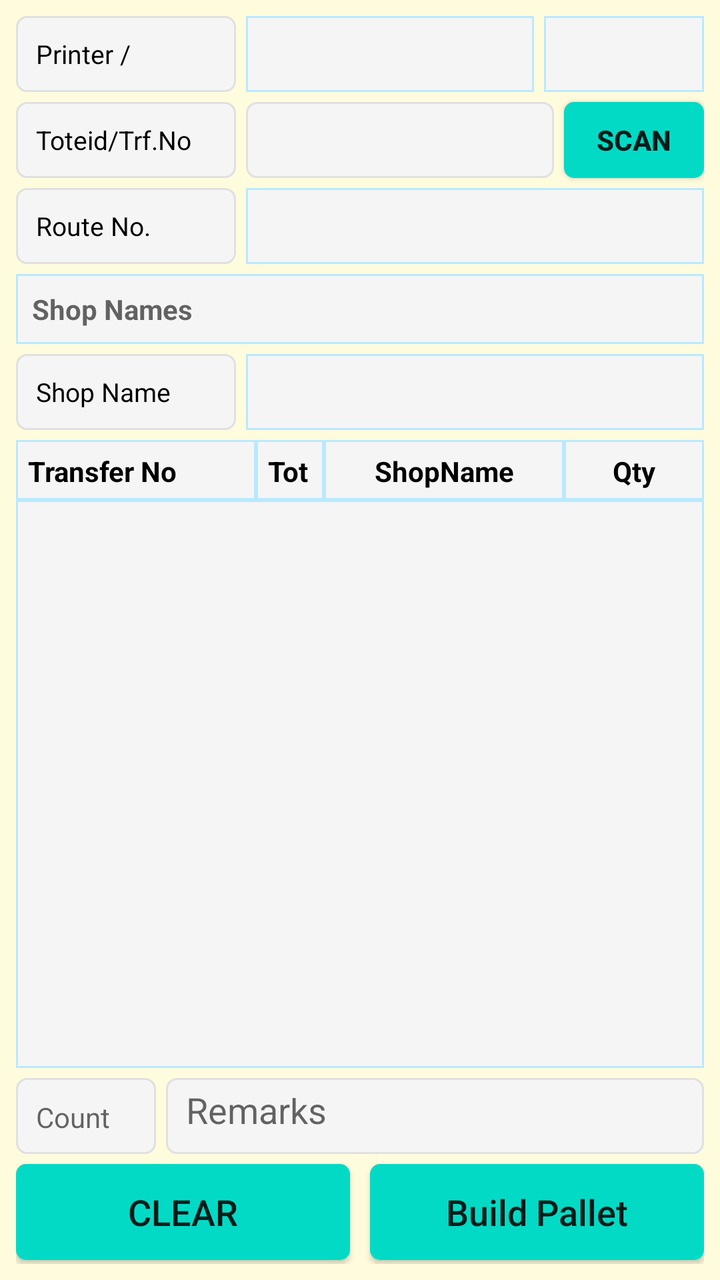
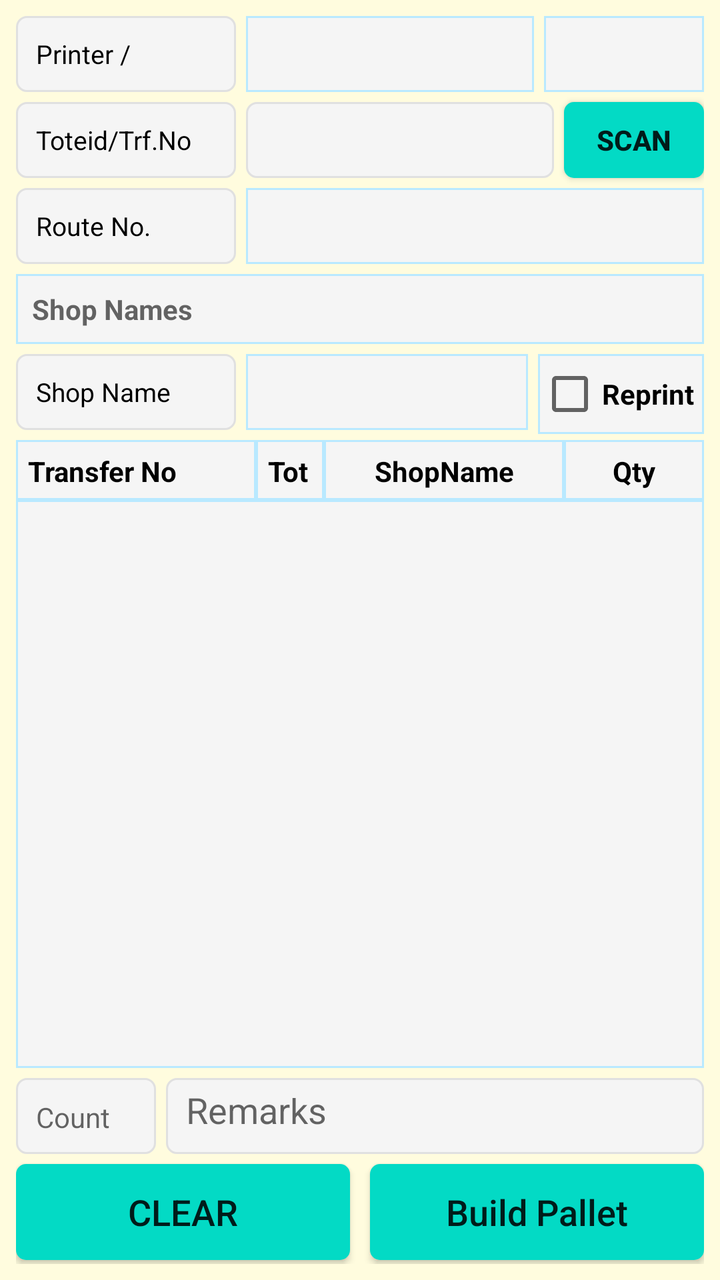

Screens rendered from an Android XML layout before and after an edit, with the pre-edit source and the edit as a unified diff.
<!-- AndroidManifest.xml: application theme AppTheme -->
<!-- res/layout/fragment_building_delivery_pallet.xml -->
<?xml version="1.0" encoding="utf-8"?>
<FrameLayout xmlns:android="http://schemas.android.com/apk/res/android"
    xmlns:app="http://schemas.android.com/apk/res-auto"
    xmlns:tools="http://schemas.android.com/tools"
    android:layout_width="match_parent"
    android:layout_height="match_parent"
    android:background="@color/backColor"
    tools:context=".ui.buildingdelpallet.BuildingDeliveryPalletFragment">

    <androidx.constraintlayout.widget.ConstraintLayout
        android:layout_width="match_parent"
        android:layout_height="match_parent"
        android:padding="8dp">

        
        <TextView
            android:id="@+id/tv_plt_route_printer"
            android:layout_width="110dp"
            android:layout_height="38dp"
            android:background="@drawable/et_custom"
            android:gravity="left"
            android:hint=""
            android:padding="10dp"
            android:text="Printer / Copies"
            android:textColor="@color/coloBlack"
            android:textSize="13sp"
            app:layout_constraintStart_toStartOf="parent"
            app:layout_constraintTop_toTopOf="parent" />

        <Spinner
            android:id="@+id/sp_transfer_printer"
            android:layout_width="0dp"
            android:layout_height="38dp"
            android:layout_marginLeft="5dp"
            android:layout_marginRight="5dp"
            android:background="@drawable/et_custom_total"
            android:gravity="center"
            android:hint=""
            android:padding="8dp"
            android:textSize="13sp"
            app:layout_constraintEnd_toStartOf="@+id/sp_transfer_print_copies"
            app:layout_constraintStart_toEndOf="@+id/tv_plt_route_printer"
            app:layout_constraintTop_toTopOf="@+id/tv_plt_route_printer"
            tools:ignore="SpeakableTextPresentCheck,TouchTargetSizeCheck" />

        <Spinner
            android:id="@+id/sp_transfer_print_copies"
            android:layout_width="80dp"
            android:layout_height="38dp"
            android:layout_marginRight="0dp"
            android:background="@drawable/et_custom_total"
            android:gravity="center"
            android:hint=""
            android:padding="8dp"
            android:textSize="13sp"
            app:layout_constraintEnd_toEndOf="parent"
            app:layout_constraintTop_toTopOf="@+id/sp_transfer_printer"
            tools:ignore="SpeakableTextPresentCheck,TouchTargetSizeCheck" />

        
        <TextView
            android:id="@+id/tv_plt_toteid"
            android:layout_width="110dp"
            android:layout_height="38dp"
            android:layout_marginTop="5dp"
            android:background="@drawable/et_custom"
            android:gravity="left"
            android:hint=""
            android:padding="10dp"
            android:text="Toteid/Trf.No"
            android:textColor="@color/coloBlack"
            android:textSize="13sp"
            app:layout_constraintStart_toStartOf="parent"
            app:layout_constraintTop_toBottomOf="@id/tv_plt_route_printer" />

        <EditText
            android:id="@+id/et_plt_shop_transferno"
            android:layout_width="0dp"
            android:layout_height="38dp"
            android:layout_marginLeft="5dp"
            android:layout_marginRight="5dp"
            android:background="@drawable/et_custom"
            android:padding="10dp"
            android:text=""
            android:textColor="@color/coloBlack"
            android:textSize="13sp"
            app:layout_constraintEnd_toStartOf="@+id/bt_transfer_scan"
            app:layout_constraintStart_toEndOf="@+id/tv_plt_toteid"
            app:layout_constraintTop_toTopOf="@+id/tv_plt_toteid" />

        <Button
            android:id="@+id/bt_transfer_scan"
            android:layout_width="70dp"
            android:layout_height="38dp"
            android:background="@drawable/btn_custom1"
            android:text="SCAN"
            android:textAllCaps="false"
            android:textSize="14sp"
            android:textStyle="bold"
            app:layout_constraintEnd_toEndOf="parent"
            app:layout_constraintTop_toTopOf="@+id/tv_plt_toteid"
            tools:ignore="TouchTargetSizeCheck" />

        
        <TextView
            android:id="@+id/tv_plt_route_no"
            android:layout_width="110dp"
            android:layout_height="38dp"
            android:layout_marginTop="5dp"
            android:background="@drawable/et_custom"
            android:gravity="left"
            android:hint=""
            android:padding="10dp"
            android:text="Route No."
            android:textColor="@color/coloBlack"
            android:textSize="13sp"
            app:layout_constraintStart_toStartOf="parent"
            app:layout_constraintTop_toBottomOf="@+id/tv_plt_toteid" />

        <TextView
            android:id="@+id/tv_plt_route_id"
            android:layout_width="0dp"
            android:layout_height="38dp"
            android:layout_marginLeft="5dp"
            android:background="@drawable/et_custom_total"
            android:gravity="left"
            android:hint=""
            android:padding="8dp"
            android:textColor="@color/coloBlack"
            android:textSize="13sp"
            app:layout_constraintEnd_toEndOf="parent"
            app:layout_constraintStart_toEndOf="@+id/tv_plt_route_no"
            app:layout_constraintTop_toTopOf="@+id/tv_plt_route_no"
            tools:ignore="SpeakableTextPresentCheck,TouchTargetSizeCheck" />

        
        <TextView
            android:id="@+id/tv_shopnames_col"
            android:layout_width="0dp"
            android:layout_height="wrap_content"
            android:layout_marginTop="5dp"
            android:background="@drawable/et_custom_total"
            android:hint="Shop Names"
            android:padding="8dp"
            android:textSize="14sp"
            android:textStyle="bold"
            app:layout_constraintEnd_toEndOf="parent"
            app:layout_constraintStart_toStartOf="parent"
            app:layout_constraintTop_toBottomOf="@+id/tv_plt_route_id" />

        
        <TextView
            android:id="@+id/tv_plt_shop"
            android:layout_width="110dp"
            android:layout_height="38dp"
            android:layout_marginTop="5dp"
            android:background="@drawable/et_custom"
            android:gravity="left"
            android:hint=""
            android:padding="10dp"
            android:text="Shop Name"
            android:textColor="@color/coloBlack"
            android:textSize="13sp"
            app:layout_constraintStart_toStartOf="parent"
            app:layout_constraintTop_toBottomOf="@+id/tv_shopnames_col" />

        <TextView
            android:id="@+id/tv_plt_shopname"
            android:layout_width="0dp"
            android:layout_height="38dp"
            android:layout_marginLeft="5dp"
            android:background="@drawable/et_custom_total"
            android:gravity="left"
            android:hint=""
            android:padding="8dp"
            android:textColor="@color/coloBlack"
            android:textSize="13sp"
            app:layout_constraintEnd_toEndOf="parent"
            app:layout_constraintStart_toEndOf="@+id/tv_plt_shop"
            app:layout_constraintTop_toTopOf="@+id/tv_plt_shop"
            tools:ignore="SpeakableTextPresentCheck,TouchTargetSizeCheck" />

        
        <TextView
            android:id="@+id/TextView8"
            android:layout_width="120dp"
            android:layout_height="30dp"
            android:layout_marginTop="5dp"
            android:background="@drawable/et_custom_total"
            android:gravity="left"
            android:hint=""
            android:padding="6dp"
            android:text="Transfer No"
            android:textColor="@color/coloBlack"
            android:textSize="14dp"
            android:textStyle="bold"
            app:layout_constraintStart_toStartOf="parent"
            app:layout_constraintTop_toBottomOf="@+id/tv_plt_shop" />

        <TextView
            android:id="@+id/TextView6"
            android:layout_width="0dp"
            android:layout_height="30dp"
            android:background="@drawable/et_custom_total"
            android:gravity="left"
            android:hint=""
            android:padding="6dp"
            android:text="Toteid"
            android:textColor="@color/coloBlack"
            android:textSize="14dp"
            android:textStyle="bold"
            app:layout_constraintEnd_toStartOf="@+id/TextView7"
            app:layout_constraintStart_toEndOf="@+id/TextView8"
            app:layout_constraintTop_toTopOf="@+id/TextView8" />

        <TextView
            android:id="@+id/TextView7"
            android:layout_width="120dp"
            android:layout_height="30dp"
            android:background="@drawable/et_custom_total"
            android:gravity="center"
            android:hint=""
            android:padding="6dp"
            android:text="ShopName"
            android:textColor="@color/coloBlack"
            android:textSize="14dp"
            android:textStyle="bold"
            app:layout_constraintEnd_toStartOf="@+id/TextView9"
            app:layout_constraintTop_toTopOf="@+id/TextView6" />

        <TextView
            android:id="@+id/TextView9"
            android:layout_width="70dp"
            android:layout_height="30dp"
            android:background="@drawable/et_custom_total"
            android:gravity="center"
            android:hint=""
            android:padding="6dp"
            android:text="Qty"
            android:textColor="@color/coloBlack"
            android:textSize="14dp"
            android:textStyle="bold"
            app:layout_constraintEnd_toEndOf="parent"
            app:layout_constraintTop_toTopOf="@+id/TextView8" />

        
        <ListView
            android:id="@+id/lv_div_seperate_det"
            android:layout_width="0dp"
            android:layout_height="0dp"
            android:layout_marginBottom="5dp"
            android:background="@drawable/et_custom_total"
            app:layout_constraintBottom_toTopOf="@+id/et_remarks"
            app:layout_constraintEnd_toEndOf="parent"
            app:layout_constraintHorizontal_bias="0.0"
            app:layout_constraintStart_toStartOf="parent"
            app:layout_constraintTop_toBottomOf="@+id/TextView8" />

        
        <EditText
            android:id="@+id/et_remarks"
            android:layout_width="0dp"
            android:layout_height="38dp"
            android:layout_marginBottom="5dp"
            android:background="@drawable/et_custom"
            android:hint="Remarks"
            android:padding="10dp"
            android:textAllCaps="false"
            android:textSize="18sp"
            app:layout_constraintBottom_toTopOf="@+id/bt_status_clear"
            app:layout_constraintEnd_toEndOf="parent"
            app:layout_constraintStart_toEndOf="@+id/tv_count" />

        <TextView
            android:id="@+id/tv_count"
            android:layout_width="70dp"
            android:layout_height="38dp"
            android:layout_marginRight="5dp"
            android:background="@drawable/et_custom"
            android:gravity="left"
            android:hint="Count"
            android:padding="10dp"
            android:textColor="@color/coloBlack"
            android:textSize="14dp"
            app:layout_constraintBottom_toBottomOf="@+id/et_remarks"
            app:layout_constraintEnd_toStartOf="@+id/et_remarks"
            app:layout_constraintStart_toStartOf="parent"
            app:layout_constraintTop_toTopOf="@+id/et_remarks" />

        
        <Button
            android:id="@+id/bt_status_clear"
            android:layout_width="0dp"
            android:layout_height="wrap_content"
            android:layout_marginBottom="2dp"
            android:background="@drawable/btn_custom1"
            android:text="CLEAR"
            android:textAllCaps="false"
            android:textSize="18sp"
            app:layout_constraintBottom_toBottomOf="parent"
            app:layout_constraintEnd_toStartOf="@+id/textView2"
            app:layout_constraintStart_toStartOf="parent" />

        <Button
            android:id="@+id/bt_status_build_plt"
            android:layout_width="0dp"
            android:layout_height="wrap_content"
            android:layout_marginBottom="2dp"
            android:background="@drawable/btn_custom1"
            android:text="Build Pallet"
            android:textAllCaps="false"
            android:textSize="18sp"
            app:layout_constraintBottom_toBottomOf="parent"
            app:layout_constraintEnd_toEndOf="parent"
            app:layout_constraintStart_toEndOf="@+id/textView2" />

        <TextView
            android:id="@+id/textView2"
            android:layout_width="wrap_content"
            android:layout_height="wrap_content"
            android:layout_marginStart="16dp"
            android:layout_marginLeft="16dp"
            android:layout_marginEnd="16dp"
            android:layout_marginRight="16dp"
            android:text="   "
            android:textColor="@color/colorAccent"
            app:layout_constraintBottom_toBottomOf="parent"
            app:layout_constraintEnd_toEndOf="parent"
            app:layout_constraintStart_toStartOf="parent"
            tools:ignore="SpeakableTextPresentCheck" />

    </androidx.constraintlayout.widget.ConstraintLayout>

</FrameLayout>
<!-- resources referenced by this layout -->
<resources>
  <color name="backColor">#FFFCDE</color>
  <color name="coloBlack">#000000</color>
  <color name="colorAccent">#000000</color>
  <!-- drawable btn_custom1 (drawable) -->
  <?xml version="1.0" encoding="utf-8"?>
  <shape xmlns:android="http://schemas.android.com/apk/res/android"
      android:padding="10dp"
      android:shape="rectangle" >
  
      <solid android:color="@color/colorBtn" />
  
      <corners
          android:bottomLeftRadius="5dp"
          android:bottomRightRadius="5dp"
          android:topLeftRadius="5dp"
          android:topRightRadius="5dp" />
  
  </shape>
  <!-- drawable et_custom (drawable) -->
  <?xml version="1.0" encoding="utf-8"?>
  <shape xmlns:android="http://schemas.android.com/apk/res/android"
      android:padding="10dp"
      android:shape="rectangle" >
  
      <solid android:color="#f5f5f5" />
  
      <stroke
          android:width="1dp"
          android:color="#e0e0e0" />
  
      <corners
          android:bottomLeftRadius="5dp"
          android:bottomRightRadius="5dp"
          android:topLeftRadius="5dp"
          android:topRightRadius="5dp" />
  
  </shape>
  <!-- drawable et_custom_total (drawable) -->
  <?xml version="1.0" encoding="utf-8"?>
  <shape xmlns:android="http://schemas.android.com/apk/res/android"
      android:padding="10dp"
      android:shape="rectangle" >
  
      <solid android:color="#f5f5f5" />
  
      <stroke
          android:width="1dp"
          android:color="#B9E9FF" />
  
      <corners
          android:bottomLeftRadius="0dp"
          android:bottomRightRadius="0dp"
          android:topLeftRadius="0dp"
          android:topRightRadius="0dp" />
  
  </shape>
  <style name="AppTheme" parent="Theme.AppCompat.Light.NoActionBar">
          
          <item name="colorPrimary">@color/colorPrimary</item>
          <item name="colorPrimaryDark">@color/colorPrimaryDark</item>
          <item name="colorAccent">@color/colorAccent</item>
      </style>
  <color name="colorBtn">#03DAC5</color>
  <color name="colorPrimary">#ffb200</color>
  <color name="colorPrimaryDark">#ffb200</color>
</resources>

<!-- the commit's change to res/layout/fragment_building_delivery_pallet.xml (unified diff, before → after) -->
@@ -175,12 +175,27 @@
             android:padding="8dp"
             android:textColor="@color/coloBlack"
             android:textSize="13sp"
-            app:layout_constraintEnd_toEndOf="parent"
+            app:layout_constraintEnd_toStartOf="@+id/ch_reprint"
             app:layout_constraintStart_toEndOf="@+id/tv_plt_shop"
             app:layout_constraintTop_toTopOf="@+id/tv_plt_shop"
             tools:ignore="SpeakableTextPresentCheck,TouchTargetSizeCheck" />
 
         
+        <CheckBox
+            android:id="@+id/ch_reprint"
+            android:layout_width="wrap_content"
+            android:layout_height="40dp"
+            android:layout_marginLeft="5dp"
+            android:paddingRight="5dp"
+            android:background="@drawable/et_custom_total"
+            android:text="Reprint"
+            android:textStyle="bold"
+            app:layout_constraintEnd_toEndOf="parent"
+            app:layout_constraintHorizontal_bias="1.0"
+            app:layout_constraintStart_toEndOf="@+id/tv_plt_shopname"
+            app:layout_constraintTop_toTopOf="@+id/tv_plt_shop"
+            tools:ignore="SpeakableTextPresentCheck,TouchTargetSizeCheck" />
+
         <TextView
             android:id="@+id/TextView8"
             android:layout_width="120dp"
